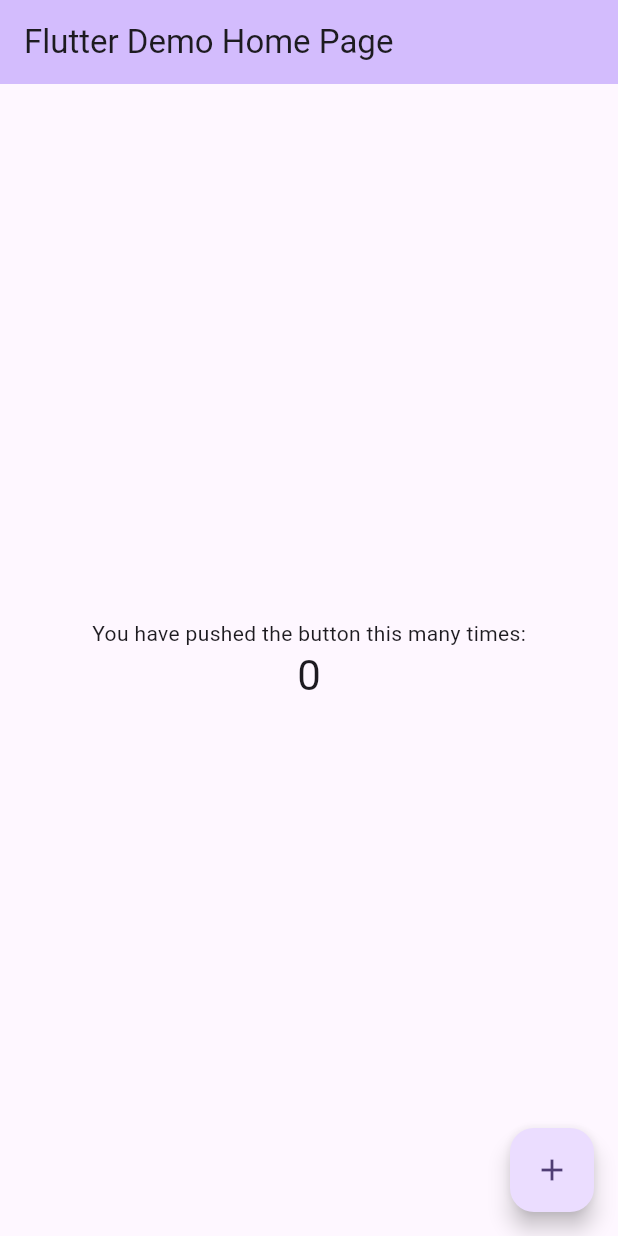
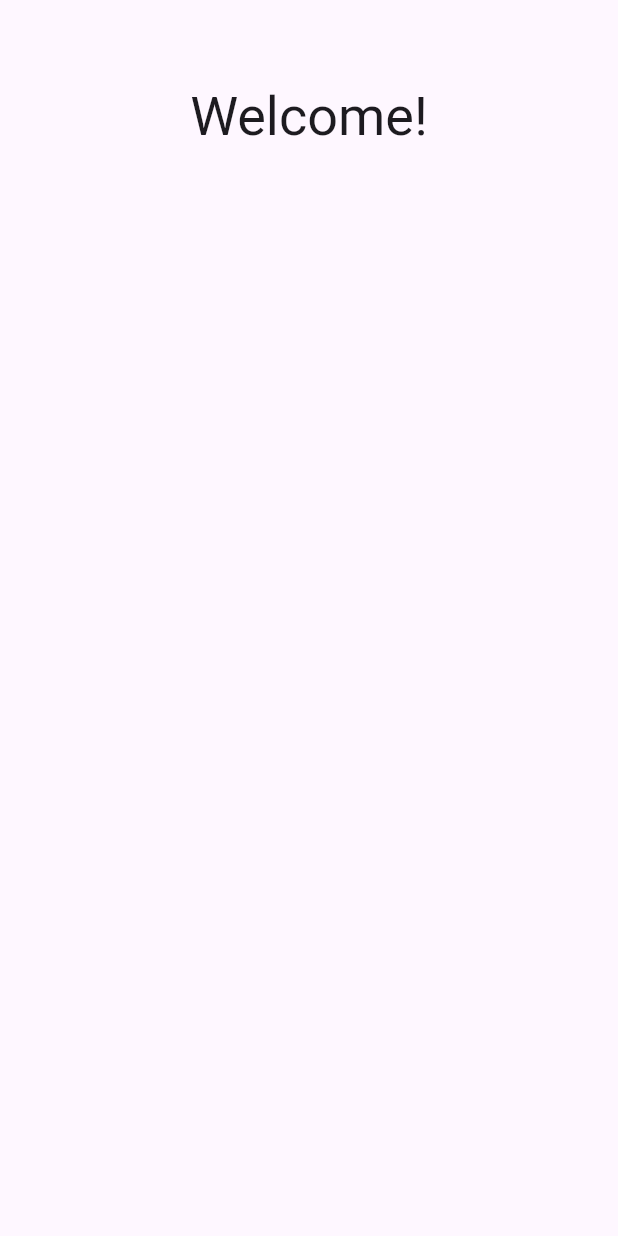
Before and after one commit to collinsceleb/display_user_details_example, a Flutter app: the screen it shows after launch, on a phone screen of 412 x 824 dp. Run offline on Flutter 3.47's test engine with Material 3 defaults, Android fonts, the phone set to English and light mode, and no system bars; our stand-ins replace firebase_core; accounts and stored records are empty.

Commit message:
Created home screen.

```diff
--- /dev/null
+++ b/lib/app.dart
@@ -0,0 +1,18 @@
+import 'package:display_user_details_example/auth_gate.dart';
+import 'package:flutter/material.dart';
+
+class MyApp extends StatelessWidget {
+  const MyApp({super.key});
+
+  @override
+  Widget build(BuildContext context) {
+    return MaterialApp(
+      theme: ThemeData(
+        colorScheme: ColorScheme.fromSeed(seedColor: Colors.deepPurple),
+        useMaterial3: true
+      ),
+      home: const AuthGate(),
+    );
+  }
+
+}
--- /dev/null
+++ b/lib/auth_gate.dart
@@ -0,0 +1,12 @@
+import 'package:display_user_details_example/home.dart';
+import 'package:flutter/material.dart';
+
+class AuthGate extends StatelessWidget {
+  const AuthGate({super.key});
+
+  @override
+  Widget build(BuildContext context) {
+    return const HomeScreen();
+  }
+
+}
--- /dev/null
+++ b/lib/home.dart
@@ -0,0 +1,20 @@
+import 'package:flutter/material.dart';
+
+class HomeScreen extends StatelessWidget {
+  const HomeScreen({super.key});
+  @override
+  Widget build(BuildContext context) {
+    return Scaffold(
+      appBar: AppBar(
+        automaticallyImplyLeading: false,
+      ),
+      body: Center(
+        child: Column(
+          children: [
+            Text("Welcome!", style: Theme.of(context).textTheme.displaySmall,)
+          ],
+        ),
+      ),
+    );
+  }
+}
--- a/lib/main.dart
+++ b/lib/main.dart
@@ -1,5 +1,6 @@
 import 'package:flutter/material.dart';
 import 'package:firebase_core/firebase_core.dart';
+import 'app.dart';
 import 'firebase_options.dart';
 
 void main() async{
@@ -9,124 +10,3 @@ void main() async{
   );
   runApp(const MyApp());
 }
-
-
-class MyApp extends StatelessWidget {
-  const MyApp({super.key});
-
-  // This widget is the root of your application.
-  @override
-  Widget build(BuildContext context) {
-    return MaterialApp(
-      title: 'Flutter Demo',
-      theme: ThemeData(
-        // This is the theme of your application.
-        //
-        // TRY THIS: Try running your application with "flutter run". You'll see
-        // the application has a purple toolbar. Then, without quitting the app,
-        // try changing the seedColor in the colorScheme below to Colors.green
-        // and then invoke "hot reload" (save your changes or press the "hot
-        // reload" button in a Flutter-supported IDE, or press "r" if you used
-        // the command line to start the app).
-        //
-        // Notice that the counter didn't reset back to zero; the application
-        // state is not lost during the reload. To reset the state, use hot
-        // restart instead.
-        //
-        // This works for code too, not just values: Most code changes can be
-        // tested with just a hot reload.
-        colorScheme: ColorScheme.fromSeed(seedColor: Colors.deepPurple),
-        useMaterial3: true,
-      ),
-      home: const MyHomePage(title: 'Flutter Demo Home Page'),
-    );
-  }
-}
-
-class MyHomePage extends StatefulWidget {
-  const MyHomePage({super.key, required this.title});
-
-  // This widget is the home page of your application. It is stateful, meaning
-  // that it has a State object (defined below) that contains fields that affect
-  // how it looks.
-
-  // This class is the configuration for the state. It holds the values (in this
-  // case the title) provided by the parent (in this case the App widget) and
-  // used by the build method of the State. Fields in a Widget subclass are
-  // always marked "final".
-
-  final String title;
-
-  @override
-  State<MyHomePage> createState() => _MyHomePageState();
-}
-
-class _MyHomePageState extends State<MyHomePage> {
-  int _counter = 0;
-
-  void _incrementCounter() {
-    setState(() {
-      // This call to setState tells the Flutter framework that something has
-      // changed in this State, which causes it to rerun the build method below
-      // so that the display can reflect the updated values. If we changed
-      // _counter without calling setState(), then the build method would not be
-      // called again, and so nothing would appear to happen.
-      _counter++;
-    });
-  }
-
-  @override
-  Widget build(BuildContext context) {
-    // This method is rerun every time setState is called, for instance as done
-    // by the _incrementCounter method above.
-    //
-    // The Flutter framework has been optimized to make rerunning build methods
-    // fast, so that you can just rebuild anything that needs updating rather
-    // than having to individually change instances of widgets.
-    return Scaffold(
-      appBar: AppBar(
-        // TRY THIS: Try changing the color here to a specific color (to
-        // Colors.amber, perhaps?) and trigger a hot reload to see the AppBar
-        // change color while the other colors stay the same.
-        backgroundColor: Theme.of(context).colorScheme.inversePrimary,
-        // Here we take the value from the MyHomePage object that was created by
-        // the App.build method, and use it to set our appbar title.
-        title: Text(widget.title),
-      ),
-      body: Center(
-        // Center is a layout widget. It takes a single child and positions it
-        // in the middle of the parent.
-        child: Column(
-          // Column is also a layout widget. It takes a list of children and
-          // arranges them vertically. By default, it sizes itself to fit its
-          // children horizontally, and tries to be as tall as its parent.
-          //
-          // Column has various properties to control how it sizes itself and
-          // how it positions its children. Here we use mainAxisAlignment to
-          // center the children vertically; the main axis here is the vertical
-          // axis because Columns are vertical (the cross axis would be
-          // horizontal).
-          //
-          // TRY THIS: Invoke "debug painting" (choose the "Toggle Debug Paint"
-          // action in the IDE, or press "p" in the console), to see the
-          // wireframe for each widget.
-          mainAxisAlignment: MainAxisAlignment.center,
-          children: <Widget>[
-            const Text(
-              'You have pushed the button this many times:',
-            ),
-            Text(
-              '$_counter',
-              style: Theme.of(context).textTheme.headlineMedium,
-            ),
-          ],
-        ),
-      ),
-      floatingActionButton: FloatingActionButton(
-        onPressed: _incrementCounter,
-        tooltip: 'Increment',
-        child: const Icon(Icons.add),
-      ), // This trailing comma makes auto-formatting nicer for build methods.
-    );
-  }
-}
```
Also changed, not shown: 2 other files.
